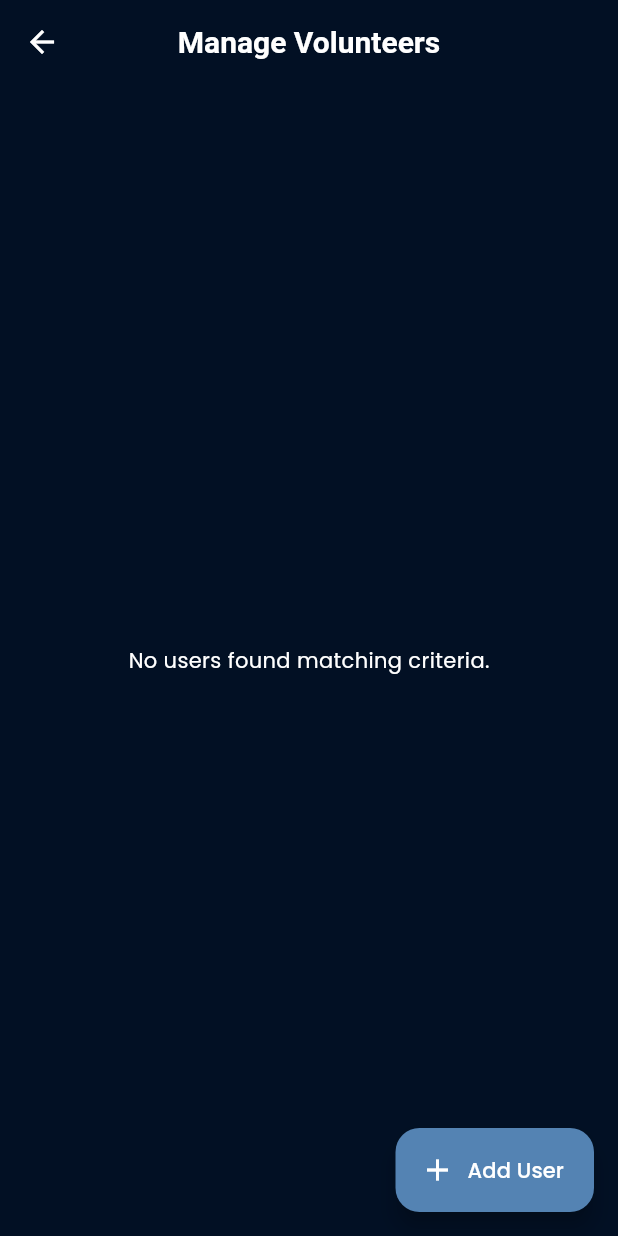
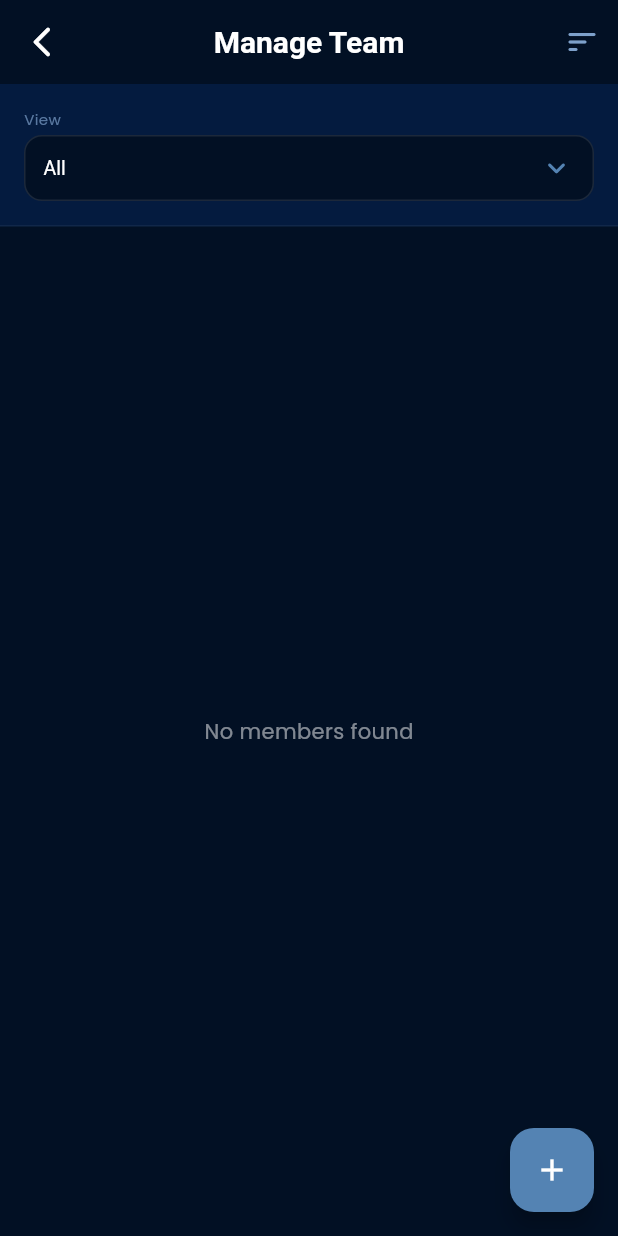
Before and after one commit to jesumjoe/mycsa, a Flutter app: the ManageVolunteersScreen screen opened directly with empty values, on a phone screen of 412 x 824 dp. Run offline on Flutter 3.47's test engine with Material 3 defaults, Android fonts, the phone set to English and light mode, and no system bars; our stand-ins replace flutter_animate, google_fonts, supabase_flutter; accounts and stored records are empty.

Commit message:
Refactor Manage Volunteers: Sorting, Filters, and New UI

```diff
--- a/lib/screens/manage_volunteers_screen.dart
+++ b/lib/screens/manage_volunteers_screen.dart
@@ -1,8 +1,8 @@
-// manage_volunteers_screen.dart
 import 'package:flutter/material.dart';
-import 'package:supabase_flutter/supabase_flutter.dart';
-import '../main.dart';
+import 'package:flutter_animate/flutter_animate.dart';
+import '../main.dart'; // supabase client
 import 'add_volunteer_dialog.dart';
+import '../theme/app_theme.dart';
 
 class ManageVolunteersScreen extends StatefulWidget {
   final String adminRole;
@@ -21,18 +21,15 @@ class ManageVolunteersScreen extends StatefulWidget {
 }
 
 class _ManageVolunteersScreenState extends State<ManageVolunteersScreen> {
-  Future<List<Map<String, dynamic>>>? _userListFuture;
+  List<Map<String, dynamic>> _allUsers = [];
+  List<Map<String, dynamic>> _filteredUsers = [];
+  bool _isLoading = true;
+
   String? _selectedCampusFilter;
-  String? _selectedCohortFilter;
+  String _selectedCohortFilter = 'All';
+  String _currentSort = 'Role Priority'; // Default sort
 
-  final List<String> _campusOptions = [
-    'All',
-    'BKC',
-    'CampusB',
-    'CampusC',
-    'CampusD'
-  ];
-
+  final List<String> _campusOptions = ['All', 'BKC', 'CampusB', 'CampusC', 'CampusD'];
   final List<String> _allCohortOptions = [
     'All',
     'LP (Leader Panel)',
@@ -44,224 +41,357 @@ class _ManageVolunteersScreenState extends State<ManageVolunteersScreen> {
     'Child Sponsorship Programme',
   ];
 
+  // Custom Role Hierarchy
+  final Map<String, int> _rolePriority = {
+    'Faculty': 0,
+    'OverallHead': 1,
+    'CampusHead': 2, // Campus Ambassador
+    'CohortRep': 3,
+    'Volunteer': 4,
+  };
+
   @override
   void initState() {
     super.initState();
+    // Initialize filters based on admin role
     if (widget.adminRole == 'CampusHead') {
       _selectedCampusFilter = widget.adminCampusId;
     } else if (widget.adminRole == 'OverallHead') {
-      _selectedCampusFilter = null;
+      _selectedCampusFilter = 'All';
     }
-    _selectedCohortFilter = null;
     _fetchUsers();
   }
 
-  Future<List<Map<String, dynamic>>> _getUsersQuery() async {
-    var query =
-        supabase.from('users').select('*, user_cohort_links(cohort_name)');
+  Future<void> _fetchUsers() async {
+    setState(() => _isLoading = true);
 
-    if (_selectedCohortFilter == 'LP (Leader Panel)') {
-      query = query.inFilter('role', ['CampusHead', 'CohortRep', 'OverallHead']);
-    } else {
-      query = query.eq('role', 'Volunteer');
+    try {
+      var query = supabase.from('users').select('*, user_cohort_links(cohort_name)');
+
+      // We fetch broadly and filter locally for maximum sorting flexibility
+      // But we still apply basic security filters at DB level if possible
+      if (widget.adminRole == 'CampusHead') {
+        query = query.eq('campusId', widget.adminCampusId!);
       }
 
-    if (_selectedCampusFilter != null) {
-      query = query.eq('campusId', _selectedCampusFilter!);
+      final response = await query;
+      final data = (response as List<dynamic>).cast<Map<String, dynamic>>();
+
+      setState(() {
+        _allUsers = data;
+        _applyFiltersAndSort();
+        _isLoading = false;
+      });
+
+    } catch (e) {
+      debugPrint("Error fetching users: $e");
+      setState(() => _isLoading = false);
+    }
   }
 
-    if (_selectedCohortFilter != null &&
-        _selectedCohortFilter != 'All' &&
-        _selectedCohortFilter != 'LP (Leader Panel)') {
-      query = query.contains('user_cohort_links', {'cohort_name': _selectedCohortFilter!});
+  void _applyFiltersAndSort() {
+    List<Map<String, dynamic>> temp = List.from(_allUsers);
+
+    // 1. Filter by Campus
+    if (_selectedCampusFilter != null && _selectedCampusFilter != 'All') {
+      temp = temp.where((u) => u['campusId'] == _selectedCampusFilter).toList();
     }
 
-    final response = await query.order('name', ascending: true);
-    return (response as List<dynamic>).cast<Map<String, dynamic>>();
+    // 2. Filter by Cohort / View
+    if (_selectedCohortFilter == 'LP (Leader Panel)') {
+      // Show only leaders
+      temp = temp.where((u) => ['CampusHead', 'CohortRep', 'OverallHead', 'Faculty'].contains(u['role'])).toList();
+    } else if (_selectedCohortFilter != 'All') {
+      // Logic for filtering by specific cohort name using the joined list
+      temp = temp.where((u) {
+         final links = u['user_cohort_links'] as List<dynamic>?;
+         if (links == null) return false;
+         return links.any((l) => l['cohort_name'] == _selectedCohortFilter);
+      }).toList();
+    } else {
+      // 'All' view: generally we exclude Faculty/Heads if they are separate?
+      // User requirement implies mixing things. Let's keep everyone but allow sorting.
+      // Or maybe filter out 'Volunteer' if user wants?
+      // For now, 'All' shows everyone fetched.
     }
 
-  void _fetchUsers() {
+    // 3. APPLY SCALAR SORTING
+    temp.sort((a, b) {
+      if (_currentSort == 'Role Priority') {
+        int pA = _rolePriority[a['role']] ?? 99;
+        int pB = _rolePriority[b['role']] ?? 99;
+        return pA.compareTo(pB); // Ascending (0 first)
+      } else if (_currentSort == 'Name (A-Z)') {
+        return (a['name'] ?? '').compareTo(b['name'] ?? '');
+      } else if (_currentSort == 'Campus') {
+        return (a['campusId'] ?? '').compareTo(b['campusId'] ?? '');
+      } else if (_currentSort == 'Cohort') {
+         // Sort by first cohort name found
+         String cA = _getFirstCohort(a);
+         String cB = _getFirstCohort(b);
+         return cA.compareTo(cB);
+      }
+      return 0;
+    });
+
     setState(() {
-      _userListFuture = _getUsersQuery();
+      _filteredUsers = temp;
     });
   }
 
-  Widget _buildFilterBar() {
-    if (widget.adminRole == 'OverallHead' || widget.adminRole == 'CampusHead') {
-      return Padding(
-        padding: const EdgeInsets.fromLTRB(16.0, 16.0, 16.0, 0),
-        child: SingleChildScrollView(
-          scrollDirection: Axis.horizontal,
-          child: Row(
+  String _getFirstCohort(Map<String, dynamic> user) {
+     final links = user['user_cohort_links'] as List<dynamic>?;
+     if (links != null && links.isNotEmpty) {
+       return links.first['cohort_name'] as String;
+     }
+     return "Z"; // Push to bottom if no cohort
+  }
+
+  Color _getRoleColor(String role) {
+    switch (role) {
+      case 'Faculty': return Colors.amber;
+      case 'OverallHead': return Colors.purpleAccent;
+      case 'CampusHead': return Colors.cyanAccent;
+      case 'CohortRep': return AppTheme.accentBlue;
+      default: return AppTheme.white.withOpacity(0.7);
+    }
+  }
+
+  @override
+  Widget build(BuildContext context) {
+    return Scaffold(
+      backgroundColor: AppTheme.backgroundDark,
+      appBar: AppBar(
+        backgroundColor: Colors.transparent,
+        elevation: 0,
+        centerTitle: true,
+        leading: IconButton(
+          icon: const Icon(Icons.arrow_back_ios_new_rounded, color: AppTheme.white),
+          onPressed: () => Navigator.pop(context),
+        ),
+        title: const Text("Manage Team", style: TextStyle(color: AppTheme.white, fontWeight: FontWeight.bold)),
+        actions: [
+          IconButton(
+            icon: const Icon(Icons.sort_rounded, color: AppTheme.lightBlue),
+            onPressed: _showSortSheet,
+          )
+        ],
+      ),
+      body: Column(
         children: [
-              // Campus filter
-              SizedBox(
-                width: 180,
-                child: DropdownButtonFormField<String>(
-                  value: _selectedCampusFilter,
-                  decoration: const InputDecoration(
-                    labelText: 'Campus',
-                    border: OutlineInputBorder(),
-                  ),
-                  items: _campusOptions.map((String campus) {
-                    return DropdownMenuItem<String>(
-                      value: (campus == 'All') ? null : campus,
-                      child: Text(
-                        campus,
-                        overflow: TextOverflow.ellipsis,
-                      ),
-                    );
-                  }).toList(),
-                  onChanged: (String? newValue) {
-                    setState(() {
-                      _selectedCampusFilter = newValue;
-                    });
-                    _fetchUsers();
-                  },
-                ),
-              ),
-              const SizedBox(width: 16),
-
-              // Cohort filter
-              SizedBox(
-                width: 230,
-                child: DropdownButtonFormField<String>(
-                  value: _selectedCohortFilter,
-                  decoration: const InputDecoration(
-                    labelText: 'View',
-                    border: OutlineInputBorder(),
-                  ),
-                  items: _allCohortOptions.map((String cohort) {
-                    return DropdownMenuItem<String>(
-                      value: (cohort == 'All') ? null : cohort,
-                      child: Text(
-                        cohort,
-                        overflow: TextOverflow.ellipsis,
-                      ),
-                    );
-                  }).toList(),
-                  onChanged: (String? newValue) {
-                    setState(() {
-                      _selectedCohortFilter = newValue;
-                    });
-                    _fetchUsers();
+          _buildFilterHeader(),
+          Expanded(
+            child: _isLoading
+              ? const Center(child: CircularProgressIndicator(color: AppTheme.accentBlue))
+              : _filteredUsers.isEmpty
+                  ? Center(child: Text("No members found", style: TextStyle(color: AppTheme.white.withOpacity(0.5))))
+                  : ListView.builder(
+                      padding: const EdgeInsets.symmetric(horizontal: 16, vertical: 8),
+                      itemCount: _filteredUsers.length,
+                      itemBuilder: (context, index) {
+                        return _buildTeamCard(_filteredUsers[index], index);
                       },
                     ),
           ),
         ],
       ),
+      floatingActionButton: FloatingActionButton(
+        backgroundColor: AppTheme.accentBlue,
+        child: const Icon(Icons.add, color: AppTheme.white),
+        onPressed: () {
+          showDialog(
+            context: context,
+            builder: (_) => AddVolunteerDialog(
+              adminRole: widget.adminRole,
+              adminCampusId: widget.adminCampusId,
+              adminCohortId: widget.adminCohortId,
+            ),
+          ).then((_) => _fetchUsers());
+        },
       ),
     );
   }
-    return const SizedBox.shrink();
+
+  Widget _buildFilterHeader() {
+    return Container(
+      padding: const EdgeInsets.all(16),
+      decoration: BoxDecoration(
+        color: AppTheme.primaryNavy.withOpacity(0.5),
+        border: Border(bottom: BorderSide(color: AppTheme.white.withOpacity(0.05))),
+      ),
+      child: Column(
+        crossAxisAlignment: CrossAxisAlignment.start,
+        children: [
+          Row(
+            children: [
+              if (widget.adminRole == 'OverallHead')
+                Expanded(
+                  child: _buildDropdown(
+                    value: _selectedCampusFilter ?? 'All',
+                    items: _campusOptions,
+                    label: "Campus",
+                    onChanged: (val) {
+                      setState(() => _selectedCampusFilter = val);
+                      _applyFiltersAndSort();
+                    },
+                  ),
+                ),
+              if (widget.adminRole == 'OverallHead') const SizedBox(width: 12),
+              Expanded(
+                flex: 2,
+                child: _buildDropdown(
+                  value: _selectedCohortFilter,
+                  items: _allCohortOptions,
+                  label: "View",
+                  onChanged: (val) {
+                    setState(() => _selectedCohortFilter = val ?? 'All');
+                    _applyFiltersAndSort();
+                  },
+                ),
+              ),
+            ],
+          ),
+        ],
+      ),
+    );
   }
 
-  @override
-  Widget build(BuildContext context) {
-    return Scaffold(
-      appBar: AppBar(
-        title: Text(_selectedCohortFilter == 'LP (Leader Panel)'
-            ? 'Leader Panel'
-            : 'Manage Volunteers'),
+  Widget _buildDropdown({required String value, required List<String> items, required String label, required Function(String?) onChanged}) {
+    return Column(
+      crossAxisAlignment: CrossAxisAlignment.start,
+      children: [
+        Text(label, style: TextStyle(color: AppTheme.lightBlue.withOpacity(0.7), fontSize: 10)),
+        const SizedBox(height: 4),
+        Container(
+          height: 44,
+          padding: const EdgeInsets.symmetric(horizontal: 12),
+          decoration: BoxDecoration(
+            color: AppTheme.backgroundDark,
+            borderRadius: BorderRadius.circular(12),
+            border: Border.all(color: AppTheme.white.withOpacity(0.1)),
           ),
-      body: Column(
-        children: [
-          _buildFilterBar(),
-          Expanded(
-            child: FutureBuilder<List<Map<String, dynamic>>>(
-              future: _userListFuture,
-              builder: (context, snapshot) {
-                if (snapshot.connectionState == ConnectionState.waiting) {
-                  return const Center(child: CircularProgressIndicator());
-                }
-                if (snapshot.hasError) {
-                  debugPrint("Error fetching users: ${snapshot.error}");
-                  return Center(child: Text('Error: ${snapshot.error}'));
-                }
-                final users = snapshot.data;
-                if (users == null || users.isEmpty) {
-                  return const Center(
-                      child: Text('No users found matching criteria.'));
+          child: DropdownButtonHideUnderline(
+            child: DropdownButton<String>(
+              value: value,
+              isExpanded: true,
+              dropdownColor: AppTheme.primaryNavy,
+              style: const TextStyle(color: AppTheme.white, fontSize: 13),
+              icon: const Icon(Icons.keyboard_arrow_down_rounded, color: AppTheme.accentBlue),
+              items: items.map((e) => DropdownMenuItem(value: e, child: Text(e))).toList(),
+              onChanged: onChanged,
+            ),
+          ),
+        ),
+      ],
+    );
   }
 
-                return ListView.builder(
-                  padding: const EdgeInsets.only(top: 8.0),
-                  itemCount: users.length,
-                  itemBuilder: (context, index) {
-                    final user = users[index];
-                    final name = user['name'] as String? ?? 'No Name';
-                    final registerNumber =
-                        user['registerNumber'] as String? ?? 'No Reg No';
-                    final campus = user['campusId'] as String? ?? 'N/A';
-                    final role = user['role'] as String? ?? 'N/A';
+  Widget _buildTeamCard(Map<String, dynamic> user, int index) {
+    final name = user['name'] ?? 'Unknown';
+    final role = user['role'] ?? 'Unknown';
+    final regNo = user['registerNumber'] ?? '';
+    final campus = user['campusId'] ?? '';
+    final links = user['user_cohort_links'] as List<dynamic>?;
+    String cohorts = (links != null && links.isNotEmpty)
+        ? links.map((l) => l['cohort_name']).join(", ")
+        : "No Cohort";
 
-                    final List<dynamic>? links =
-                        user['user_cohort_links'] as List<dynamic>?;
-                    final cohortsList = links
-                            ?.map((l) => l['cohort_name'] as String)
-                            .toList() ??
-                        [];
-                    final cohortsDisplay = cohortsList.isNotEmpty
-                        ? cohortsList.join(', ')
-                        : 'N/A';
-
-                    return ListTile(
-                      leading: Icon(
-                        role == 'Volunteer'
-                            ? Icons.person_outline
-                            : Icons.admin_panel_settings,
+    return Container(
+      margin: const EdgeInsets.only(bottom: 12),
+      decoration: BoxDecoration(
+        color: AppTheme.primaryNavy,
+        borderRadius: BorderRadius.circular(16),
+        boxShadow: [BoxShadow(color: Colors.black12, blurRadius: 4, offset: Offset(0, 2))],
       ),
-                      isThreeLine: true,
-                      title: Text(
-                        name,
-                        style: TextStyle(
-                          fontWeight: role != 'Volunteer'
-                              ? FontWeight.bold
-                              : FontWeight.normal,
+      child: ListTile(
+        contentPadding: const EdgeInsets.all(12),
+        leading: CircleAvatar(
+          backgroundColor: _getRoleColor(role).withOpacity(0.2),
+          child: Text(
+            name.isNotEmpty ? name[0].toUpperCase() : '?',
+            style: TextStyle(color: _getRoleColor(role), fontWeight: FontWeight.bold),
           ),
-                        overflow: TextOverflow.ellipsis,
         ),
+        title: Text(name, style: const TextStyle(color: AppTheme.white, fontWeight: FontWeight.w600)),
         subtitle: Column(
           crossAxisAlignment: CrossAxisAlignment.start,
           children: [
-                          Text(
-                            '$role | Reg No: $registerNumber',
-                            overflow: TextOverflow.ellipsis,
-                            softWrap: false,
+            const SizedBox(height: 4),
+             Row(
+               children: [
+                 Container(
+                   padding: const EdgeInsets.symmetric(horizontal: 8, vertical: 2),
+                   decoration: BoxDecoration(
+                     color: _getRoleColor(role).withOpacity(0.1),
+                     borderRadius: BorderRadius.circular(8),
+                     border: Border.all(color: _getRoleColor(role).withOpacity(0.3), width: 0.5)
                    ),
-                          Text(
-                            'Campus: $campus | Cohorts: $cohortsDisplay',
-                            overflow: TextOverflow.ellipsis,
-                            softWrap: false,
+                   child: Text(
+                     role == 'CampusHead' ? 'Campus Amb' : role, // Display Alias
+                     style: TextStyle(color: _getRoleColor(role), fontSize: 10, fontWeight: FontWeight.w500),
                    ),
+                 ),
+                 const SizedBox(width: 8),
+                 Text("| $campus", style: TextStyle(color: AppTheme.white.withOpacity(0.5), fontSize: 12)),
+               ],
+             ),
+             if (role == 'Volunteer' || role == 'CohortRep')
+                Padding(
+                  padding: const EdgeInsets.only(top: 4),
+                  child: Text(cohorts, style: TextStyle(color: AppTheme.white.withOpacity(0.4), fontSize: 11), maxLines: 1, overflow: TextOverflow.ellipsis),
+                )
+          ],
+        ),
+        trailing: Icon(Icons.more_vert_rounded, color: AppTheme.white.withOpacity(0.3)),
+      ),
+    ).animate().fadeIn(delay: (index * 50).ms).slideX();
+  }
+
+  void _showSortSheet() {
+    showModalBottomSheet(
+      context: context,
+      backgroundColor: AppTheme.backgroundDark,
+      shape: const RoundedRectangleBorder(borderRadius: BorderRadius.vertical(top: Radius.circular(20))),
+      builder: (context) {
+        return Container(
+          padding: const EdgeInsets.all(24),
+          child: Column(
+            mainAxisSize: MainAxisSize.min,
+            crossAxisAlignment: CrossAxisAlignment.start,
+            children: [
+              const Text("Sort By", style: TextStyle(color: AppTheme.white, fontSize: 18, fontWeight: FontWeight.bold)),
+              const SizedBox(height: 16),
+              _buildSortOption('Role Priority'),
+              _buildSortOption('Name (A-Z)'),
+              _buildSortOption('Campus'),
+              _buildSortOption('Cohort'),
             ],
           ),
         );
       },
     );
+  }
+
+  Widget _buildSortOption(String label) {
+    final isSelected = _currentSort == label;
+    return InkWell(
+      onTap: () {
+        setState(() => _currentSort = label);
+        _applyFiltersAndSort();
+        Navigator.pop(context);
       },
+      child: Container(
+        padding: const EdgeInsets.symmetric(vertical: 12),
+        decoration: BoxDecoration(
+          border: Border(bottom: BorderSide(color: AppTheme.white.withOpacity(0.05))),
         ),
-          ),
+        child: Row(
+          mainAxisAlignment: MainAxisAlignment.spaceBetween,
+          children: [
+            Text(label, style: TextStyle(color: isSelected ? AppTheme.accentBlue : AppTheme.white.withOpacity(0.8), fontSize: 16)),
+            if (isSelected) const Icon(Icons.check, color: AppTheme.accentBlue, size: 20),
           ],
         ),
-      floatingActionButton:
-          _selectedCohortFilter == 'LP (Leader Panel)'
-              ? null
-              : FloatingActionButton.extended(
-                  onPressed: () {
-                    showDialog(
-                      context: context,
-                      builder: (BuildContext context) {
-                        return AddVolunteerDialog(
-                          adminRole: widget.adminRole,
-                          adminCampusId: widget.adminCampusId,
-                          adminCohortId: widget.adminCohortId,
-                        );
-                      },
-                    ).then((_) => _fetchUsers());
-                  },
-                  icon: const Icon(Icons.add),
-                  label: const Text('Add User'),
       ),
     );
   }
```
Lines whose indentation alone changed are shown as unchanged.
